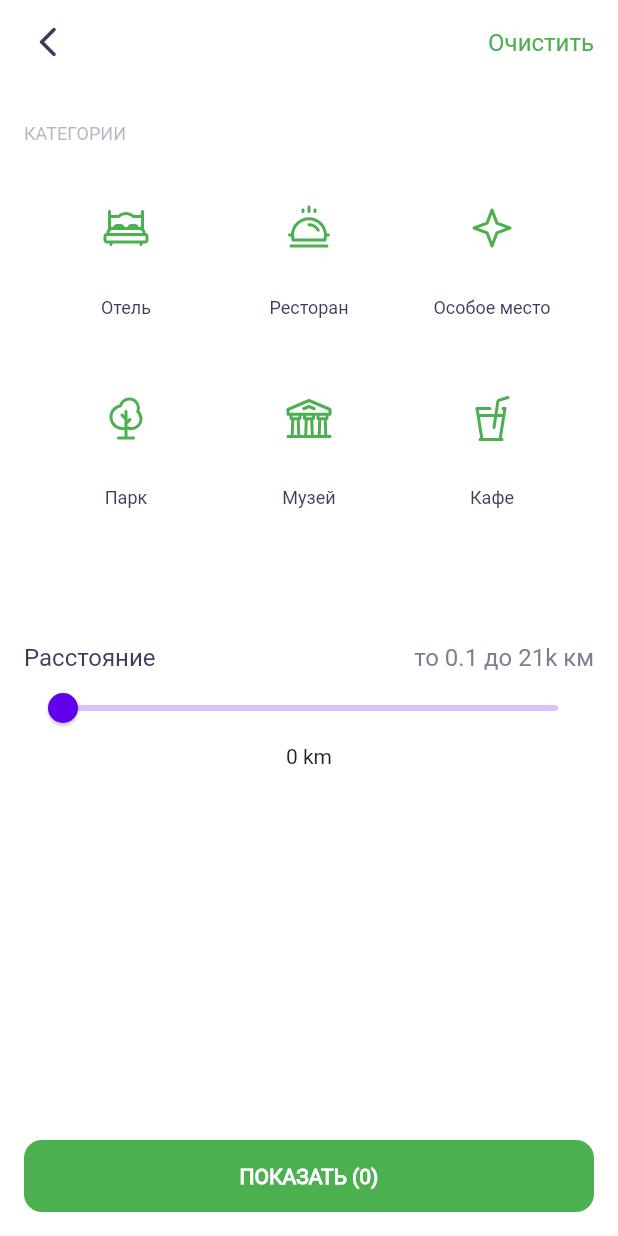
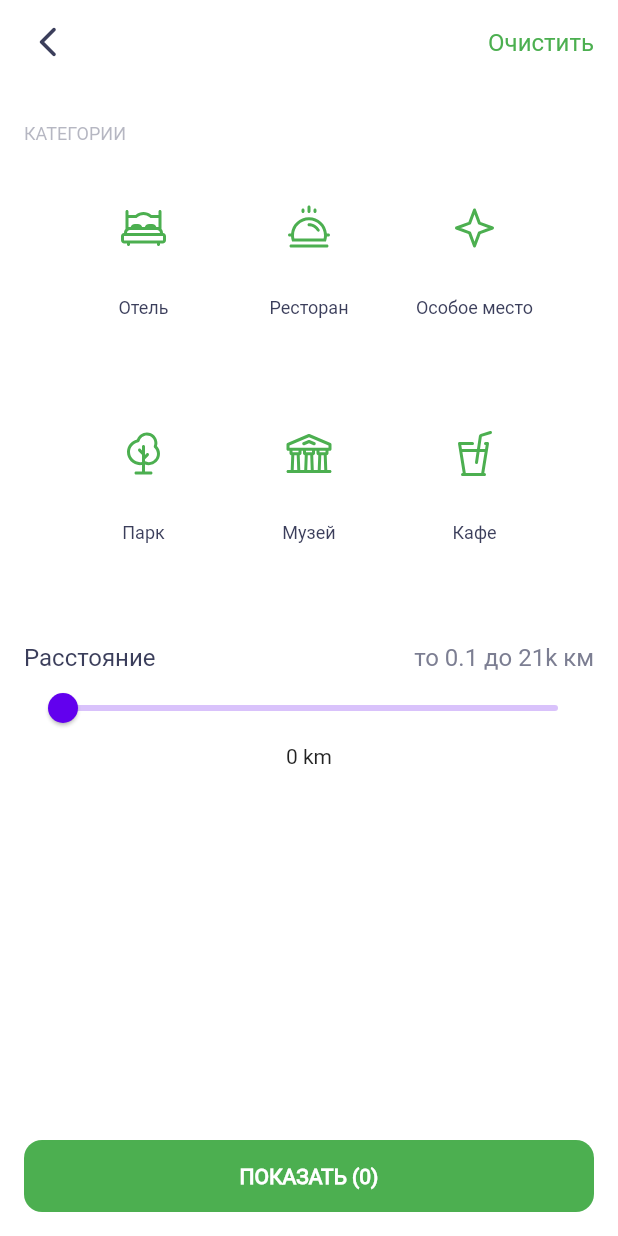
Before and after one commit to ArtyomovOleg/places, a Flutter app: the FiltersScreen screen opened directly, on a phone screen of 412 x 824 dp. Run offline on Flutter 3.47's test engine with Material 2 defaults, Android fonts, the phone set to English and light mode, and no system bars; our stand-ins replace flutter_svg.

Commit message:
исправил расположение элементов фильтрации

```diff
--- a/lib/ui/screens/filters_screen.dart
+++ b/lib/ui/screens/filters_screen.dart
@@ -112,7 +112,6 @@ class _FiltersScreenState extends State<FiltersScreen> {
                 child: GridView.count(
                   padding: const EdgeInsets.symmetric(horizontal: 24.5),
                   crossAxisCount: 3,
-                  crossAxisSpacing: 35,
                   mainAxisSpacing: 40,
                   children: [
                     for (final filterName in filterIcons.keys)
```
